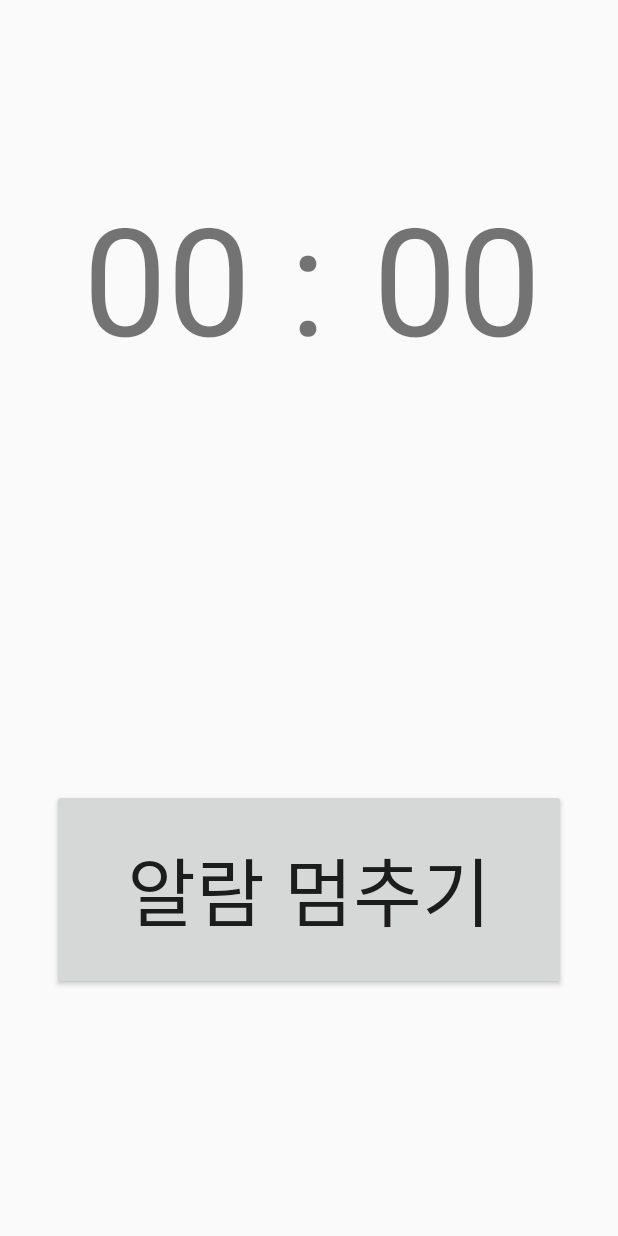
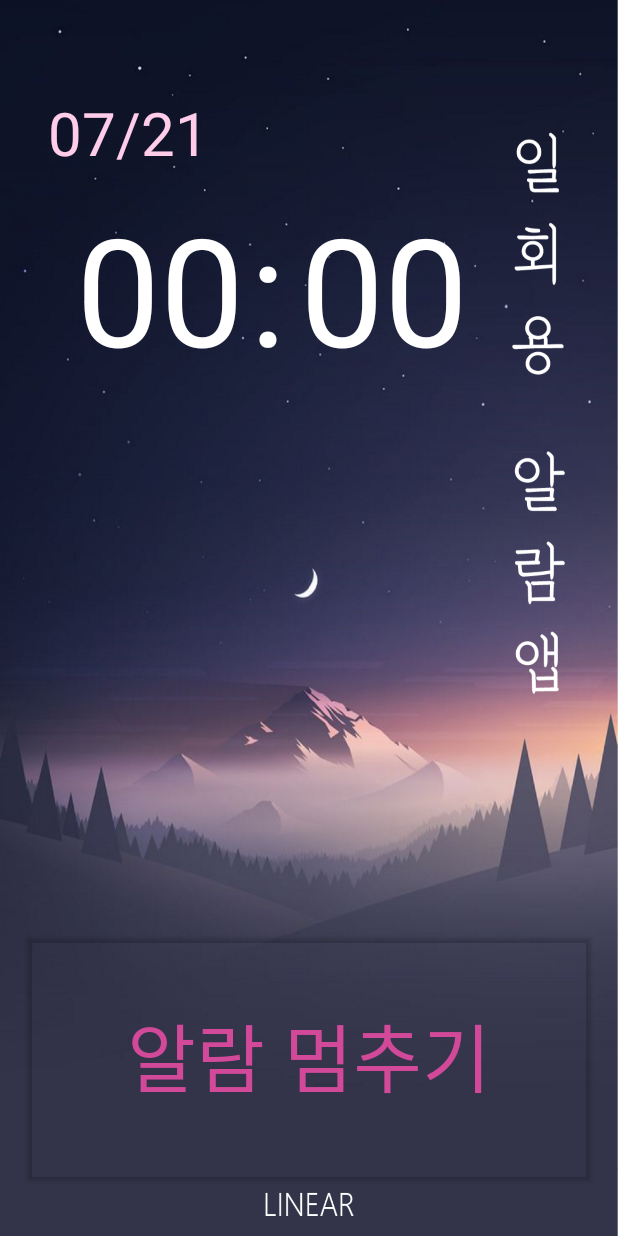
Before and after one commit to hwandol/OneUseALARM, an Android app: the layout activity_alarm_play.xml on its own in the app's theme, with its tools: preview values and no code run, on a phone screen of 412 x 824 dp. Run offline under Robolectric (Android 15) with nearby library versions, the phone set to English and light mode, and no system bars.

Commit message:
알람종료화면2

```diff
--- a/app/src/main/java/com/implude/oneusealarm/AlarmPlayActivity.java
+++ b/app/src/main/java/com/implude/oneusealarm/AlarmPlayActivity.java
@@ -1,5 +1,6 @@
 package com.implude.oneusealarm;
 
+import android.media.MediaPlayer;
 import android.support.v7.app.AppCompatActivity;
 import android.os.Bundle;
 import android.view.View;
@@ -16,18 +17,23 @@ public class AlarmPlayActivity extends AppCompatActivity {
         super.onCreate(savedInstanceState);
         setContentView(R.layout.activity_alarm_play);
 
+
         TextView nowHour = (TextView) findViewById(R.id.nowHour);
         TextView nowMin = (TextView) findViewById(R.id.nowMin);
         Button stopBtn = (Button)findViewById(R.id.stopAlmBtn);
+        TextView nowDay = (TextView)findViewById(R.id.nowDate);
 
         long now = System.currentTimeMillis();
         Date date = new Date(now);
         SimpleDateFormat hour = new SimpleDateFormat("hh");
         SimpleDateFormat min = new SimpleDateFormat("mm");
+        SimpleDateFormat day = new SimpleDateFormat("mm/dd");
         String sHour =hour.format(date);
         String sMin =min.format(date);
+        String sDay = day.format(date);
         nowHour.setText(sHour);
         nowMin.setText(sMin);
+        nowDay.setText(sDay);
 
         stopBtn.setOnClickListener(new View.OnClickListener() {
             @Override
@@ -37,4 +43,6 @@ public class AlarmPlayActivity extends AppCompatActivity {
         });
 
     }
+
+
 }
--- a/app/src/main/res/layout/activity_alarm_play.xml
+++ b/app/src/main/res/layout/activity_alarm_play.xml
@@ -4,65 +4,82 @@
     xmlns:tools="http://schemas.android.com/tools"
     android:layout_width="match_parent"
     android:layout_height="match_parent"
+    android:background="@drawable/loading"
     tools:context="com.implude.oneusealarm.AlarmPlayActivity">
 
     <TextView
         android:id="@+id/nowMin"
+        android:textColor="@color/White"
         android:layout_width="wrap_content"
         android:layout_height="wrap_content"
         android:layout_marginLeft="8dp"
-        android:layout_marginTop="118dp"
+        android:layout_marginTop="125dp"
         android:text="00"
         android:textSize="100dp"
         app:layout_constraintTop_toTopOf="parent"
         android:layout_marginRight="7dp"
         app:layout_constraintRight_toRightOf="parent"
         app:layout_constraintLeft_toRightOf="@+id/textView10"
-        app:layout_constraintHorizontal_bias="0.343" />
+        app:layout_constraintHorizontal_bias="0.016" />
 
     <TextView
         android:id="@+id/textView10"
+        android:textColor="@color/White"
         android:layout_width="wrap_content"
         android:layout_height="wrap_content"
-        android:layout_marginTop="118dp"
+        android:layout_marginTop="125dp"
         android:text=":"
         android:textSize="100dp"
         app:layout_constraintTop_toTopOf="parent"
         app:layout_constraintLeft_toLeftOf="parent"
         app:layout_constraintRight_toRightOf="parent"
-        app:layout_constraintHorizontal_bias="0.498" />
+        app:layout_constraintHorizontal_bias="0.43" />
 
     <TextView
         android:id="@+id/nowHour"
+        android:textColor="@color/White"
         android:layout_width="wrap_content"
         android:layout_height="wrap_content"
         android:layout_marginLeft="55dp"
-        android:layout_marginTop="118dp"
+        android:layout_marginTop="125dp"
         android:text="00"
         android:textSize="100dp"
         app:layout_constraintLeft_toLeftOf="parent"
         app:layout_constraintTop_toTopOf="parent"
         app:layout_constraintRight_toLeftOf="@+id/textView10"
         android:layout_marginRight="8dp"
-        app:layout_constraintHorizontal_bias="0.0" />
+        app:layout_constraintHorizontal_bias="0.615" />
+
+    <TextView
+        android:id="@+id/nowDate"
+        android:textColor="@color/Pink"
+        android:textSize="40dp"
+        android:text="07/21"
+        android:layout_width="wrap_content"
+        android:layout_height="wrap_content"
+        app:layout_constraintTop_toTopOf="parent"
+        android:layout_marginTop="61dp"
+        android:layout_marginLeft="32dp"
+        app:layout_constraintLeft_toLeftOf="parent" />
 
     <Button
         android:id="@+id/stopAlmBtn"
         android:layout_width="wrap_content"
         android:layout_height="wrap_content"
         android:text="알람 멈추기"
+        android:textColor="@color/Magenta"
+        android:backgroundTint="#00000000"
         android:textSize="50dp"
-        android:paddingLeft="50dp"
-        android:paddingRight="50dp"
-        android:paddingTop="30dp"
-        android:paddingBottom="30dp"
+        android:paddingLeft="70dp"
+        android:paddingRight="70dp"
+        android:paddingTop="50dp"
+        android:paddingBottom="50dp"
         android:layout_marginLeft="8dp"
         app:layout_constraintLeft_toLeftOf="parent"
         app:layout_constraintBottom_toBottomOf="parent"
-        android:layout_marginBottom="164dp"
+        android:layout_marginBottom="33dp"
         android:layout_marginRight="8dp"
-        app:layout_constraintRight_toRightOf="parent"
-        app:layout_constraintHorizontal_bias="0.498" />
+        app:layout_constraintRight_toRightOf="parent" />
 
 
 </android.support.constraint.ConstraintLayout>
```
